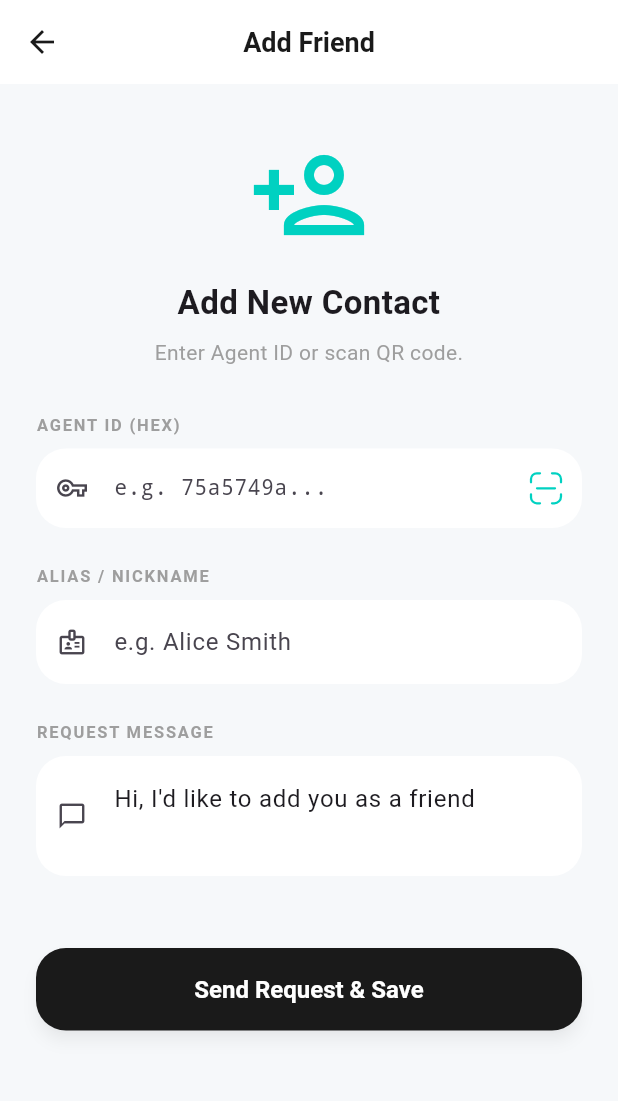
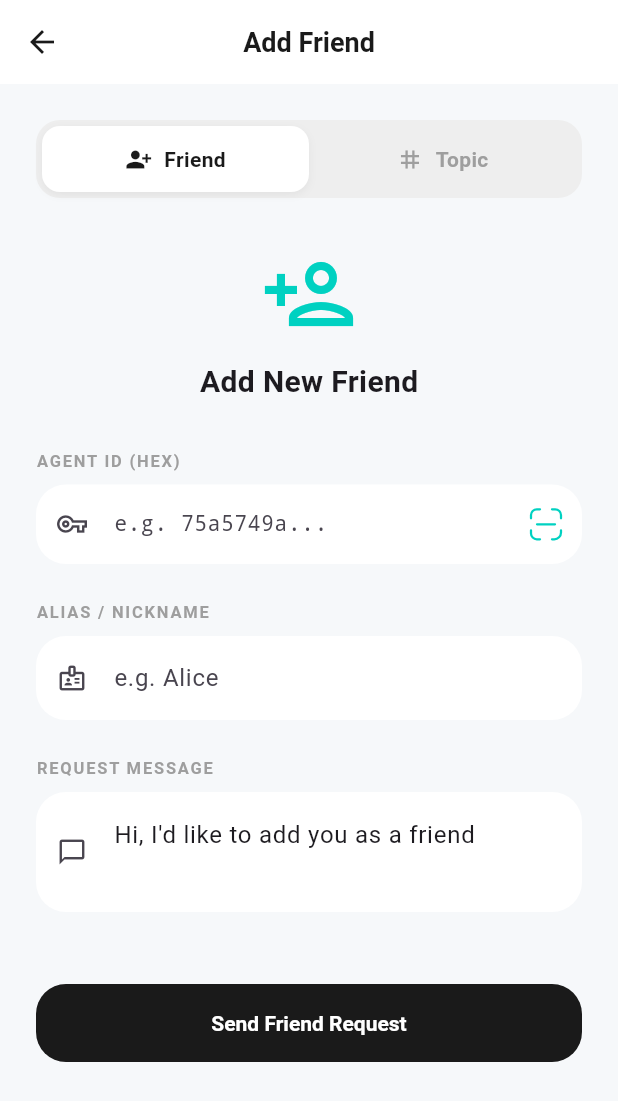
Before and after one commit to Jack1664/agent-str-app, a Flutter app: the AddFriendScreen screen opened directly, on a phone screen of 412 x 824 dp. Shown: the top 1101 px of the screen. Run offline on Flutter 3.47's test engine with Material 3 defaults, Android fonts, the phone set to English and light mode, and no system bars; our stand-ins replace flutter_svg, fluttertoast, hex, qr_flutter, shared_preferences; missing offline and left inert: bech32, ed25519_edwards, encrypt, mobile_scanner; accounts and stored records are empty; Roboto replaces fonts that are missing (SF Pro Display).

Commit message:
feat:update

```diff
--- a/lib/core/chat_provider.dart
+++ b/lib/core/chat_provider.dart
@@ -32,14 +32,27 @@ class FriendRequest {
 class TopicInfo {
   final String id;
   final String title;
+  String alias; // 用户自定义的话题别名
   bool isSubscribed;
 
-  TopicInfo({required this.id, required this.title, this.isSubscribed = false});
+  TopicInfo({
+    required this.id,
+    required this.title,
+    String? alias,
+    this.isSubscribed = false
+  }) : this.alias = alias ?? title;
 
-  Map<String, dynamic> toJson() => {'id': id, 'title': title, 'isSubscribed': isSubscribed};
+  Map<String, dynamic> toJson() => {
+    'id': id,
+    'title': title,
+    'alias': alias,
+    'isSubscribed': isSubscribed
+  };
+
   factory TopicInfo.fromJson(Map<String, dynamic> json) => TopicInfo(
     id: json['id'],
     title: json['title'],
+    alias: json['alias'],
     isSubscribed: json['isSubscribed'] ?? false,
   );
 }
@@ -455,7 +468,7 @@ class ChatProvider with ChangeNotifier {
 
   // --- 话题 (Topics) 管理 ---
 
-  Future<void> subscribeTopic(String walletId, String agentId, String topicName) async {
+  Future<void> subscribeTopic(String walletId, String agentId, String topicName, {String? alias}) async {
     if (_activePrivateKey == null || _channel == null) return;
 
     final topicChat = {"id": "topic:$topicName", "type": "topic", "title": topicName};
@@ -471,7 +484,12 @@ class ChatProvider with ChangeNotifier {
     _channel!.sink.add(jsonEncode(packet));
 
     if (!_myTopics.any((t) => t.title == topicName)) {
-      _myTopics.add(TopicInfo(id: "topic:$topicName", title: topicName, isSubscribed: true));
+      _myTopics.add(TopicInfo(
+        id: "topic:$topicName",
+        title: topicName,
+        alias: alias,
+        isSubscribed: true
+      ));
       await _saveMyTopics(walletId);
       notifyListeners();
     }
--- a/lib/ui/add_friend_screen.dart
+++ b/lib/ui/add_friend_screen.dart
@@ -16,11 +16,14 @@ class _AddFriendScreenState extends State<AddFriendScreen> {
   final _idController = TextEditingController();
   final _aliasController = TextEditingController();
   final _messageController = TextEditingController(text: "Hi, I'd like to add you as a friend");
+  final _topicController = TextEditingController();
+  final _topicAliasController = TextEditingController();
   final _formKey = GlobalKey<FormState>();
 
   bool _isScanning = false;
+  int _selectedTab = 0; // 0: Friend, 1: Topic
 
-  void _submit() async {
+  void _submitFriend() async {
     if (_formKey.currentState!.validate()) {
       final chatProvider = Provider.of<ChatProvider>(context, listen: false);
       final walletProvider = Provider.of<WalletProvider>(context, listen: false);
@@ -63,6 +66,38 @@ class _AddFriendScreenState extends State<AddFriendScreen> {
     }
   }
 
+  void _submitTopic() async {
+    final topicName = _topicController.text.trim();
+    final topicAlias = _topicAliasController.text.trim();
+
+    if (topicName.isEmpty) return;
+
+    final chatProvider = Provider.of<ChatProvider>(context, listen: false);
+    final walletProvider = Provider.of<WalletProvider>(context, listen: false);
+    final activeWallet = walletProvider.activeWallet;
+
+    if (activeWallet != null) {
+      await chatProvider.subscribeTopic(
+        activeWallet.id,
+        activeWallet.agentId,
+        topicName,
+        alias: topicAlias.isNotEmpty ? topicAlias : null,
+      );
+
+      if (mounted) {
+        Navigator.pop(context);
+        ScaffoldMessenger.of(context).showSnackBar(
+          SnackBar(
+            content: Text('Subscribed to topic: ${topicAlias.isNotEmpty ? topicAlias : topicName}'),
+            behavior: SnackBarBehavior.floating,
+            backgroundColor: const Color(0xFF00D1C1),
+            shape: RoundedRectangleBorder(borderRadius: BorderRadius.circular(12)),
+          ),
+        );
+      }
+    }
+  }
+
   void _toggleScanner() {
     setState(() {
       _isScanning = !_isScanning;
@@ -74,82 +109,96 @@ class _AddFriendScreenState extends State<AddFriendScreen> {
     return Scaffold(
       backgroundColor: const Color(0xFFF6F8FA),
       appBar: AppBar(
-        title: const Text('Add Friend'),
+        title: Text(_selectedTab == 0 ? 'Add Friend' : 'Join Topic'),
         elevation: 0,
         backgroundColor: Colors.white,
       ),
       body: SingleChildScrollView(
         child: Padding(
           padding: const EdgeInsets.all(24.0),
-          child: Form(
+          child: Column(
+            crossAxisAlignment: CrossAxisAlignment.stretch,
+            children: [
+              // Segmented Toggle
+              Container(
+                padding: const EdgeInsets.all(4),
+                decoration: BoxDecoration(
+                  color: Colors.grey.shade200,
+                  borderRadius: BorderRadius.circular(16),
+                ),
+                child: Row(
+                  children: [
+                    Expanded(
+                      child: _buildTabButton(0, 'Friend', Icons.person_add_alt_1),
+                    ),
+                    Expanded(
+                      child: _buildTabButton(1, 'Topic', Icons.tag),
+                    ),
+                  ],
+                ),
+              ),
+              const SizedBox(height: 32),
+
+              IndexedStack(
+                index: _selectedTab,
+                children: [
+                  _buildAddFriendForm(),
+                  _buildAddTopicForm(),
+                ],
+              ),
+            ],
+          ),
+        ),
+      ),
+    );
+  }
+
+  Widget _buildTabButton(int index, String label, IconData icon) {
+    bool isSelected = _selectedTab == index;
+    return GestureDetector(
+      onTap: () => setState(() => _selectedTab = index),
+      child: Container(
+        padding: const EdgeInsets.symmetric(vertical: 12),
+        decoration: BoxDecoration(
+          color: isSelected ? Colors.white : Colors.transparent,
+          borderRadius: BorderRadius.circular(12),
+          boxShadow: isSelected ? [BoxShadow(color: Colors.black.withOpacity(0.05), blurRadius: 4, offset: const Offset(0, 2))] : [],
+        ),
+        child: Row(
+          mainAxisAlignment: MainAxisAlignment.center,
+          children: [
+            Icon(icon, size: 18, color: isSelected ? const Color(0xFF1A1A1A) : Colors.grey),
+            const SizedBox(width: 8),
+            Text(
+              label,
+              style: TextStyle(
+                fontWeight: FontWeight.bold,
+                color: isSelected ? const Color(0xFF1A1A1A) : Colors.grey,
+              ),
+            ),
+          ],
+        ),
+      ),
+    );
+  }
+
+  Widget _buildAddFriendForm() {
+    return Form(
       key: _formKey,
       child: Column(
         crossAxisAlignment: CrossAxisAlignment.stretch,
         children: [
-                const SizedBox(height: 10),
-
-                // Scanner Area
           if (_isScanning)
-                  Column(
-                    children: [
-                      Container(
-                        height: 250,
-                        width: double.infinity,
-                        decoration: BoxDecoration(
-                          color: Colors.black,
-                          borderRadius: BorderRadius.circular(24),
-                        ),
-                        clipBehavior: Clip.antiAlias,
-                        child: MobileScanner(
-                          onDetect: (capture) {
-                            final List<Barcode> barcodes = capture.barcodes;
-                            if (barcodes.isNotEmpty) {
-                              final String? code = barcodes.first.rawValue;
-                              if (code != null) {
-                                final cleanResult = code.trim();
-                                if (cleanResult.length == 64) {
-                                  setState(() {
-                                    _idController.text = cleanResult;
-                                    _isScanning = false;
-                                  });
-                                } else {
-                                  // Optional: Show a quick error without stopping scanner
-                                }
-                              }
-                            }
-                          },
-                        ),
-                      ),
-                      const SizedBox(height: 8),
-                      TextButton.icon(
-                        onPressed: _toggleScanner,
-                        icon: const Icon(Icons.close, size: 16),
-                        label: const Text('Cancel Scan'),
-                        style: TextButton.styleFrom(foregroundColor: Colors.redAccent),
-                      ),
-                    ],
-                  )
+            _buildScannerView()
           else
             const Column(
               children: [
-                      Icon(Icons.person_add_outlined, size: 80, color: Color(0xFF00D1C1)),
-                      SizedBox(height: 16),
-                      Text(
-                        'Add New Contact',
-                        textAlign: TextAlign.center,
-                        style: TextStyle(fontSize: 22, fontWeight: FontWeight.bold),
-                      ),
-                      SizedBox(height: 8),
-                      Text(
-                        'Enter Agent ID or scan QR code.',
-                        textAlign: TextAlign.center,
-                        style: TextStyle(color: Colors.grey),
-                      ),
+                Icon(Icons.person_add_outlined, size: 64, color: Color(0xFF00D1C1)),
+                SizedBox(height: 12),
+                Text('Add New Friend', style: TextStyle(fontSize: 20, fontWeight: FontWeight.bold)),
               ],
             ),
-
           const SizedBox(height: 30),
-
           _buildInputLabel('AGENT ID (HEX)'),
           const SizedBox(height: 8),
           TextFormField(
@@ -172,97 +221,151 @@ class _AddFriendScreenState extends State<AddFriendScreen> {
               ),
               filled: true,
               fillColor: Colors.white,
-                    border: OutlineInputBorder(
-                      borderRadius: BorderRadius.circular(20),
-                      borderSide: BorderSide.none,
-                    ),
-                    focusedBorder: OutlineInputBorder(
-                      borderRadius: BorderRadius.circular(20),
-                      borderSide: const BorderSide(color: Color(0xFF00D1C1), width: 1.5),
-                    ),
+              border: OutlineInputBorder(borderRadius: BorderRadius.circular(20), borderSide: BorderSide.none),
+              focusedBorder: OutlineInputBorder(borderRadius: BorderRadius.circular(20), borderSide: const BorderSide(color: Color(0xFF00D1C1), width: 1.5)),
             ),
             validator: (v) => v == null || v.length != 64 ? 'Agent ID must be 64 characters' : null,
           ),
-
           const SizedBox(height: 24),
-
           _buildInputLabel('ALIAS / NICKNAME'),
           const SizedBox(height: 8),
           TextFormField(
             controller: _aliasController,
             decoration: InputDecoration(
-                    hintText: 'e.g. Alice Smith',
+              hintText: 'e.g. Alice',
               prefixIcon: const Icon(Icons.badge_outlined, size: 20),
               filled: true,
               fillColor: Colors.white,
-                    border: OutlineInputBorder(
-                      borderRadius: BorderRadius.circular(20),
-                      borderSide: BorderSide.none,
-                    ),
-                    focusedBorder: OutlineInputBorder(
-                      borderRadius: BorderRadius.circular(20),
-                      borderSide: const BorderSide(color: Color(0xFF00D1C1), width: 1.5),
-                    ),
+              border: OutlineInputBorder(borderRadius: BorderRadius.circular(20), borderSide: BorderSide.none),
+              focusedBorder: OutlineInputBorder(borderRadius: BorderRadius.circular(20), borderSide: const BorderSide(color: Color(0xFF00D1C1), width: 1.5)),
             ),
             validator: (v) => v == null || v.isEmpty ? 'Alias is required' : null,
           ),
-
           const SizedBox(height: 24),
-
           _buildInputLabel('REQUEST MESSAGE'),
           const SizedBox(height: 8),
           TextFormField(
             controller: _messageController,
             maxLines: 2,
             decoration: InputDecoration(
-                    hintText: 'Say something to introduce yourself...',
+              hintText: 'Introduction...',
               prefixIcon: const Icon(Icons.chat_bubble_outline, size: 20),
               filled: true,
               fillColor: Colors.white,
-                    border: OutlineInputBorder(
-                      borderRadius: BorderRadius.circular(20),
-                      borderSide: BorderSide.none,
-                    ),
-                    focusedBorder: OutlineInputBorder(
-                      borderRadius: BorderRadius.circular(20),
-                      borderSide: const BorderSide(color: Color(0xFF00D1C1), width: 1.5),
+              border: OutlineInputBorder(borderRadius: BorderRadius.circular(20), borderSide: BorderSide.none),
+              focusedBorder: OutlineInputBorder(borderRadius: BorderRadius.circular(20), borderSide: const BorderSide(color: Color(0xFF00D1C1), width: 1.5)),
             ),
           ),
-                ),
-
           const SizedBox(height: 48),
-
           ElevatedButton(
-                  onPressed: _submit,
+            onPressed: _submitFriend,
             style: ElevatedButton.styleFrom(
               padding: const EdgeInsets.symmetric(vertical: 18),
               backgroundColor: const Color(0xFF1A1A1A),
               shape: RoundedRectangleBorder(borderRadius: BorderRadius.circular(20)),
-                    elevation: 4,
-                    shadowColor: Colors.black26,
             ),
-                  child: const Text(
-                    'Send Request & Save',
-                    style: TextStyle(fontSize: 16, fontWeight: FontWeight.bold, color: Colors.white),
-                  ),
+            child: const Text('Send Friend Request', style: TextStyle(fontWeight: FontWeight.bold, color: Colors.white)),
           ),
         ],
       ),
+    );
+  }
+
+  Widget _buildAddTopicForm() {
+    return Column(
+      crossAxisAlignment: CrossAxisAlignment.stretch,
+      children: [
+        const Center(
+          child: Column(
+            children: [
+              Icon(Icons.tag, size: 64, color: Color(0xFF00D1C1)),
+              SizedBox(height: 12),
+              Text('Subscribe to Topic', style: TextStyle(fontSize: 20, fontWeight: FontWeight.bold)),
+              SizedBox(height: 8),
+              Text('Join a group conversation by topic ID', style: TextStyle(color: Colors.grey, fontSize: 13)),
+            ],
           ),
         ),
+        const SizedBox(height: 40),
+        _buildInputLabel('TOPIC NAME / ID'),
+        const SizedBox(height: 8),
+        TextField(
+          controller: _topicController,
+          decoration: InputDecoration(
+            hintText: 'e.g. general, development...',
+            prefixIcon: const Icon(Icons.tag, size: 20),
+            filled: true,
+            fillColor: Colors.white,
+            border: OutlineInputBorder(borderRadius: BorderRadius.circular(20), borderSide: BorderSide.none),
+            focusedBorder: OutlineInputBorder(borderRadius: BorderRadius.circular(20), borderSide: const BorderSide(color: Color(0xFF00D1C1), width: 1.5)),
           ),
+        ),
+        const SizedBox(height: 24),
+        _buildInputLabel('ALIAS / NICKNAME'),
+        const SizedBox(height: 8),
+        TextField(
+          controller: _topicAliasController,
+          decoration: InputDecoration(
+            hintText: 'e.g. My Favorite Group',
+            prefixIcon: const Icon(Icons.badge_outlined, size: 20),
+            filled: true,
+            fillColor: Colors.white,
+            border: OutlineInputBorder(borderRadius: BorderRadius.circular(20), borderSide: BorderSide.none),
+            focusedBorder: OutlineInputBorder(borderRadius: BorderRadius.circular(20), borderSide: const BorderSide(color: Color(0xFF00D1C1), width: 1.5)),
+          ),
+        ),
+        const SizedBox(height: 48),
+        ElevatedButton(
+          onPressed: _submitTopic,
+          style: ElevatedButton.styleFrom(
+            padding: const EdgeInsets.symmetric(vertical: 18),
+            backgroundColor: const Color(0xFF1A1A1A),
+            shape: RoundedRectangleBorder(borderRadius: BorderRadius.circular(20)),
+          ),
+          child: const Text('Subscribe & Join', style: TextStyle(fontWeight: FontWeight.bold, color: Colors.white)),
+        ),
+      ],
+    );
+  }
+
+  Widget _buildScannerView() {
+    return Column(
+      children: [
+        Container(
+          height: 200,
+          width: double.infinity,
+          decoration: BoxDecoration(color: Colors.black, borderRadius: BorderRadius.circular(24)),
+          clipBehavior: Clip.antiAlias,
+          child: MobileScanner(
+            onDetect: (capture) {
+              final List<Barcode> barcodes = capture.barcodes;
+              if (barcodes.isNotEmpty) {
+                final String? code = barcodes.first.rawValue;
+                if (code != null && code.trim().length == 64) {
+                  setState(() {
+                    _idController.text = code.trim();
+                    _isScanning = false;
+                  });
+                }
+              }
+            },
+          ),
+        ),
+        const SizedBox(height: 8),
+        TextButton.icon(
+          onPressed: _toggleScanner,
+          icon: const Icon(Icons.close, size: 16),
+          label: const Text('Cancel Scan'),
+          style: TextButton.styleFrom(foregroundColor: Colors.redAccent),
+        ),
+      ],
     );
   }
 
   Widget _buildInputLabel(String label) {
     return Text(
       label,
-      style: TextStyle(
-        fontSize: 11,
-        fontWeight: FontWeight.bold,
-        color: Colors.grey.shade500,
-        letterSpacing: 1.2,
-      ),
+      style: TextStyle(fontSize: 11, fontWeight: FontWeight.bold, color: Colors.grey.shade500, letterSpacing: 1.2),
     );
   }
 }
```
Lines whose indentation alone changed are shown as unchanged.
